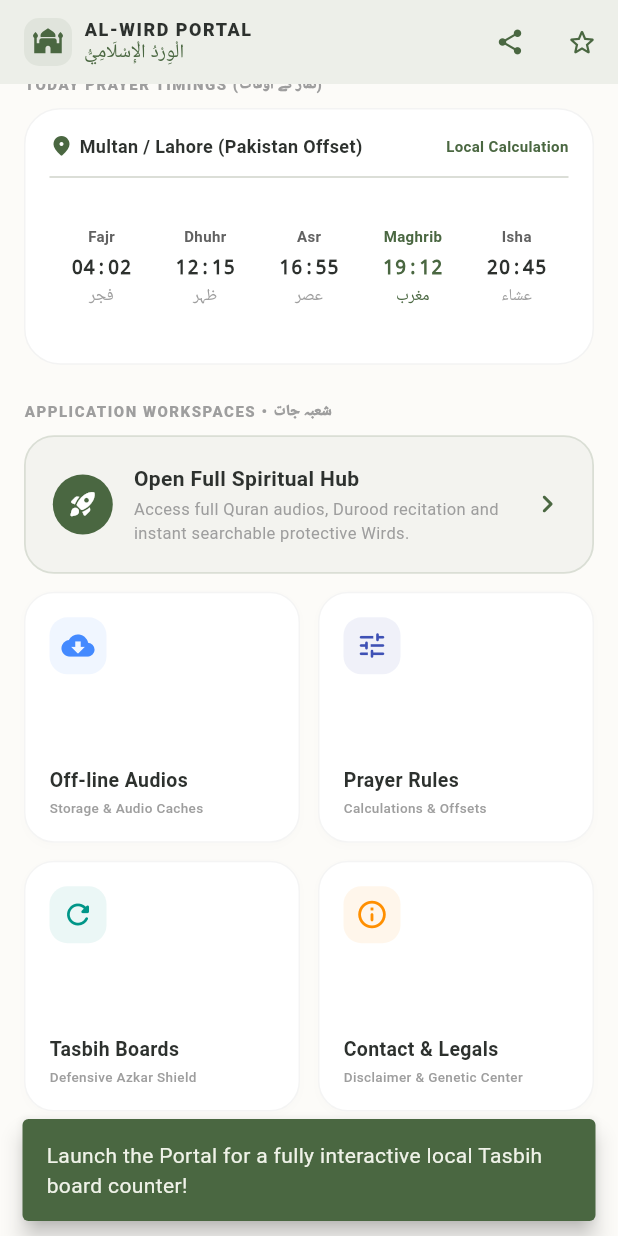
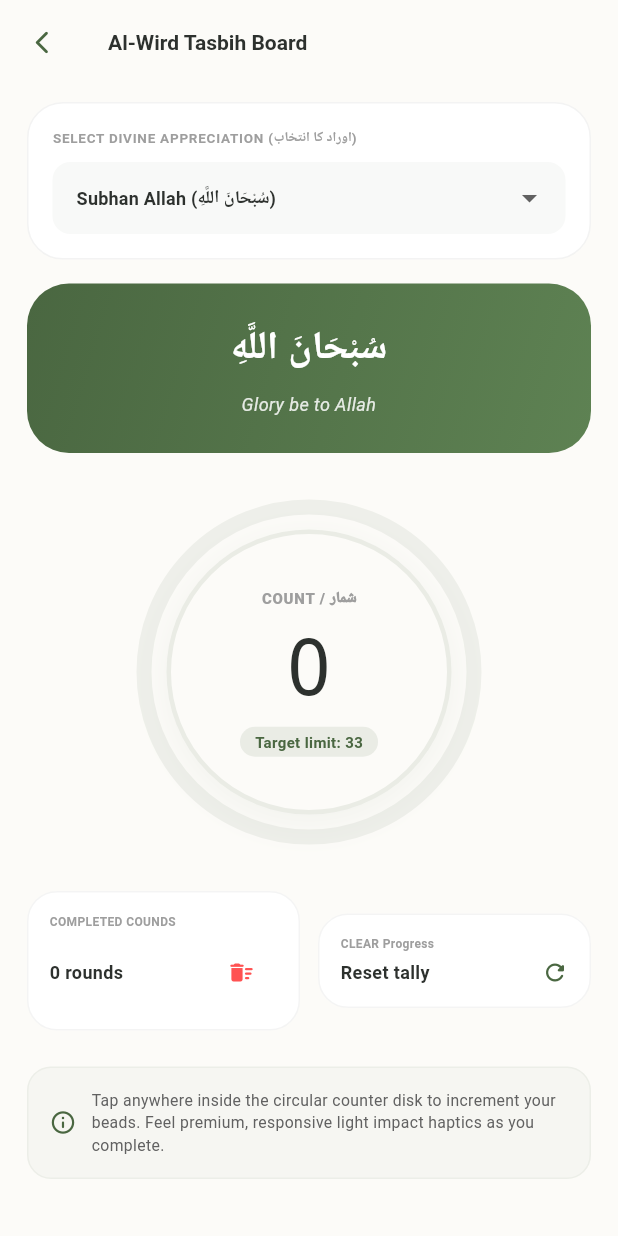
Before and after one commit to mahmood4656-coder/Al-Wird-Islamic-Hub, a Flutter app: the screen it shows after launch, scrolled down 191 dp, after a tap on "Open Full Spiritual Hub", after a tap on "Tasbih Boards", on a phone screen of 412 x 824 dp. Run offline on Flutter 3.47's test engine with Material 3 defaults, Android fonts, the phone set to English and light mode, and no system bars; our stand-ins replace shared_preferences, webview_flutter; missing offline and left inert: webview_flutter_android; statements that could not run were skipped.

Commit message:
Manual Sync: Al-Wird Islamic Hub complete workspace

```diff
--- a/flutter_project/lib/screens/home_screen.dart
+++ b/flutter_project/lib/screens/home_screen.dart
@@ -5,6 +5,7 @@
 import 'about_screen.dart';
 import 'settings_screen.dart';
 import 'downloads_screen.dart';
+import 'tasbih_screen.dart';
 
 class NativeHomeScreen extends StatefulWidget {
   const NativeHomeScreen({super.key});
@@ -407,15 +408,7 @@
                   subtitle: 'Defensive Azkar Shield',
                   icon: Icons.refresh_rounded,
                   color: Colors.teal,
-                  onTap: () {
-                    ScaffoldMessenger.of(context).showSnackBar(
-                      const SnackBar(
-                        content: Text('Launch the Portal for a fully interactive local Tasbih board counter!'),
-                        behavior: SnackBarBehavior.floating,
-                        backgroundColor: Color(0xFF4A6741),
-                      ),
-                    );
-                  },
+                  onTap: () => Navigator.push(context, MaterialPageRoute(builder: (context) => const NativeTasbihScreen())),
                 ),
                 // Contact / About info
                 HomeCard(
--- /dev/null
+++ b/flutter_project/lib/screens/tasbih_screen.dart
@@ -0,0 +1,493 @@
+import 'package:flutter/material.dart';
+import 'package:flutter/services.dart';
+import 'package:shared_preferences/shared_preferences.dart';
+
+class NativeTasbihScreen extends StatefulWidget {
+  const NativeTasbihScreen({super.key});
+
+  @override
+  State<NativeTasbihScreen> createState() => _NativeTasbihScreenState();
+}
+
+class _NativeTasbihScreenState extends State<NativeTasbihScreen> {
+  int _counter = 0;
+  int _targetLimit = 33;
+  int _totalCompletedLabs = 0;
+  String _selectedZikr = "Subhan Allah (سُبْحَانَ اللَّهِ)";
+  String _selectedZikrArabic = "سُبْحَانَ اللَّهِ";
+  String _selectedZikrMeaning = "Glory be to Allah";
+
+  final List<Map<String, String>> _zikrPresets = [
+    {
+      "english": "Subhan Allah (سُبْحَانَ اللَّهِ)",
+      "arabic": "سُبْحَانَ اللَّهِ",
+      "meaning": "Glory be to Allah",
+      "limit": "33"
+    },
+    {
+      "english": "Alhamdulillah (الْحَمْدُ لِلَّهِ)",
+      "arabic": "الْحَمْدُ لِلَّهِ",
+      "meaning": "Praise be to Allah",
+      "limit": "33"
+    },
+    {
+      "english": "Allahu Akbar (اللَّهُ أَكْبَرُ)",
+      "arabic": "اللَّهُ أَكْبَرُ",
+      "meaning": "Allah is the Greatest",
+      "limit": "34"
+    },
+    {
+      "english": "Astaghfirullah (أَسْتَغْفِرُ اللَّهَ)",
+      "arabic": "أَسْتَغْفِرُ اللَّهَ",
+      "meaning": "I seek forgiveness from Allah",
+      "limit": "100"
+    },
+    {
+      "english": "Durood Sharief (اللَّهُمَّ صَلِّ عَلَى مُحَمَّدٍ)",
+      "arabic": "اللَّهُمَّ صَلِّ عَلَىٰ مُحَمَّدٍ",
+      "meaning": "Oh Allah, send blessings upon Muhammad",
+      "limit": "100"
+    },
+    {
+      "english": "La Ilaha Illallah (لَا إِلَٰهَ إِلَّا اللَّهُ)",
+      "arabic": "لَا إِلَٰهَ إِلَّا اللَّهُ",
+      "meaning": "There is no god but Allah",
+      "limit": "100"
+    },
+  ];
+
+  @override
+  void initState() {
+    super.initState();
+    _loadTasbihData();
+  }
+
+  Future<void> _loadTasbihData() async {
+    final SharedPreferences prefs = await SharedPreferences.getInstance();
+    setState(() {
+      _counter = prefs.getInt('tasbih_counter_$_selectedZikr') ?? 0;
+      _totalCompletedLabs = prefs.getInt('tasbih_laps_$_selectedZikr') ?? 0;
+    });
+  }
+
+  Future<void> _saveTasbihData() async {
+    final SharedPreferences prefs = await SharedPreferences.getInstance();
+    await prefs.setInt('tasbih_counter_$_selectedZikr', _counter);
+    await prefs.setInt('tasbih_laps_$_selectedZikr', _totalCompletedLabs);
+  }
+
+  void _incrementCounter() {
+    HapticFeedback.lightImpact();
+    setState(() {
+      _counter++;
+      if (_counter >= _targetLimit) {
+        _counter = 0;
+        _totalCompletedLabs++;
+        HapticFeedback.vibrate(); // Celebratory haptic pulse on completing target!
+        _showCompletionDialog();
+      }
+    });
+    _saveTasbihData();
+  }
+
+  void _showCompletionDialog() {
+    ScaffoldMessenger.of(context).showSnackBar(
+      SnackBar(
+        content: Text('Completed a full round of $_selectedZikrArabic!'),
+        behavior: SnackBarBehavior.floating,
+        backgroundColor: const Color(0xFF4A6741),
+        duration: const Duration(seconds: 2),
+      ),
+    );
+  }
+
+  void _resetCounter() {
+    HapticFeedback.mediumImpact();
+    showDialog(
+      context: context,
+      builder: (BuildContext context) {
+        return AlertDialog(
+          backgroundColor: const Color(0xFFFCFBF8),
+          shape: RoundedRectangleBorder(borderRadius: BorderRadius.circular(24)),
+          title: const Text(
+            'Reset Tasbih Tally',
+            style: TextStyle(fontWeight: FontWeight.bold, color: Color(0xFF2D312E)),
+          ),
+          content: const Text(
+            'Are you sure you want to clear your current progress and reset this digital bead tally back to zero?',
+            style: TextStyle(fontSize: 13, color: Colors.grey),
+          ),
+          actions: [
+            TextButton(
+              onPressed: () => Navigator.pop(context),
+              child: const Text('Cancel', style: TextStyle(color: Colors.grey)),
+            ),
+            ElevatedButton(
+              onPressed: () {
+                setState(() {
+                  _counter = 0;
+                });
+                _saveTasbihData();
+                Navigator.pop(context);
+              },
+              style: ElevatedButton.styleFrom(
+                backgroundColor: Colors.redAccent,
+                shape: RoundedRectangleBorder(borderRadius: BorderRadius.circular(12)),
+              ),
+              child: const Text('Reset Now', style: TextStyle(color: Colors.white, fontWeight: FontWeight.bold)),
+            ),
+          ],
+        );
+      },
+    );
+  }
+
+  void _resetAllLaps() {
+    HapticFeedback.mediumImpact();
+    showDialog(
+      context: context,
+      builder: (BuildContext context) {
+        return AlertDialog(
+          backgroundColor: const Color(0xFFFCFBF8),
+          shape: RoundedRectangleBorder(borderRadius: BorderRadius.circular(24)),
+          title: const Text(
+            'Reset All Stats',
+            style: TextStyle(fontWeight: FontWeight.bold, color: Color(0xFF2D312E)),
+          ),
+          content: const Text(
+            'Are you sure you want to clear your grand total completed rounds list for this particular Wird?',
+            style: TextStyle(fontSize: 13, color: Colors.grey),
+          ),
+          actions: [
+            TextButton(
+              onPressed: () => Navigator.pop(context),
+              child: const Text('Cancel', style: TextStyle(color: Colors.grey)),
+            ),
+            ElevatedButton(
+              onPressed: () {
+                setState(() {
+                  _counter = 0;
+                  _totalCompletedLabs = 0;
+                });
+                _saveTasbihData();
+                Navigator.pop(context);
+              },
+              style: ElevatedButton.styleFrom(
+                backgroundColor: Colors.redAccent,
+                shape: RoundedRectangleBorder(borderRadius: BorderRadius.circular(12)),
+              ),
+              child: const Text('Reset All', style: TextStyle(color: Colors.white, fontWeight: FontWeight.bold)),
+            ),
+          ],
+        );
+      },
+    );
+  }
+
+  @override
+  Widget build(BuildContext context) {
+    double progressPercent = _counter / _targetLimit;
+
+    return Scaffold(
+      backgroundColor: const Color(0xFFFCFBF8),
+      appBar: AppBar(
+        backgroundColor: const Color(0xFFFCFBF8),
+        elevation: 0,
+        leading: IconButton(
+          icon: const Icon(Icons.arrow_back_ios_new_rounded, color: Color(0xFF4A6741), size: 18),
+          onPressed: () => Navigator.pop(context),
+        ),
+        title: const Text(
+          'Al-Wird Tasbih Board',
+          style: TextStyle(fontSize: 14, fontWeight: FontWeight.bold, color: Color(0xFF2D312E)),
+        ),
+      ),
+      body: SingleChildScrollView(
+        child: Padding(
+          padding: const EdgeInsets.symmetric(horizontal: 18.0, vertical: 12.0),
+          child: Column(
+            children: [
+              // Presets Selection Box
+              Container(
+                width: double.infinity,
+                padding: const EdgeInsets.all(16),
+                decoration: BoxDecoration(
+                  color: Colors.white,
+                  borderRadius: BorderRadius.circular(24),
+                  border: Border.all(color: const Color(0xFF2D312E).withOpacity(0.06)),
+                ),
+                child: Column(
+                  crossAxisAlignment: CrossAxisAlignment.start,
+                  children: [
+                    const Text(
+                      'SELECT DIVINE APPRECIATION (اوراد کا انتخاب)',
+                      style: TextStyle(fontSize: 9, fontWeight: FontWeight.bold, color: Colors.grey, letterSpacing: 0.5),
+                    ),
+                    const SizedBox(height: 10),
+                    DropdownButtonFormField<Map<String, String>>(
+                      decoration: InputDecoration(
+                        contentPadding: const EdgeInsets.symmetric(horizontal: 12, vertical: 4),
+                        enabledBorder: OutlineInputBorder(
+                          borderSide: BorderClass.transparentBorder,
+                          borderRadius: BorderRadius.circular(12),
+                        ),
+                        focusedBorder: OutlineInputBorder(
+                          borderSide: const BorderSide(color: Color(0xFF4A6741), width: 1.5),
+                          borderRadius: BorderRadius.circular(12),
+                        ),
+                        filled: true,
+                        fillColor: const Color(0xFF4A6741).withOpacity(0.04),
+                      ),
+                      value: _zikrPresets.firstWhere((p) => p['english'] == _selectedZikr, orElse: () => _zikrPresets[0]),
+                      items: _zikrPresets.map((Map<String, String> preset) {
+                        return DropdownMenuItem<Map<String, String>>(
+                          value: preset,
+                          child: Text(
+                            preset['english']!,
+                            style: const TextStyle(fontSize: 12, fontWeight: FontWeight.bold, color: Color(0xFF2D312E)),
+                          ),
+                        );
+                      }).toList(),
+                      onChanged: (Map<String, String>? newValue) {
+                        if (newValue != null) {
+                          setState(() {
+                            _selectedZikr = newValue['english']!;
+                            _selectedZikrArabic = newValue['arabic']!;
+                            _selectedZikrMeaning = newValue['meaning']!;
+                            _targetLimit = int.parse(newValue['limit']!);
+                            _counter = 0;
+                          });
+                          _loadTasbihData();
+                        }
+                      },
+                    ),
+                  ],
+                ),
+              ),
+
+              const SizedBox(height: 16),
+
+              // Active Zikr Card
+              Container(
+                width: double.infinity,
+                padding: const EdgeInsets.symmetric(vertical: 24, horizontal: 16),
+                decoration: BoxDecoration(
+                  gradient: const LinearGradient(
+                    colors: [Color(0xFF4A6741), Color(0xFF5E8253)],
+                    begin: Alignment.topLeft,
+                    end: Alignment.bottomRight,
+                  ),
+                  borderRadius: BorderRadius.circular(28),
+                ),
+                child: Column(
+                  children: [
+                    Text(
+                      _selectedZikrArabic,
+                      textAlign: TextAlign.center,
+                      style: const TextStyle(
+                        fontFamily: 'serif',
+                        fontSize: 26,
+                        fontWeight: FontWeight.bold,
+                        color: Colors.white,
+                        letterSpacing: 0.5,
+                      ),
+                    ),
+                    const SizedBox(height: 10),
+                    Text(
+                      _selectedZikrMeaning,
+                      textAlign: TextAlign.center,
+                      style: TextStyle(
+                        fontSize: 12,
+                        color: Colors.white.withOpacity(0.85),
+                        fontStyle: FontStyle.italic,
+                      ),
+                    ),
+                  ],
+                ),
+              ),
+
+              const SizedBox(height: 36),
+
+              // Visual Tally Board Interface
+              Center(
+                child: GestureDetector(
+                  onTap: _incrementCounter,
+                  child: Stack(
+                    alignment: Alignment.center,
+                    children: [
+                      // Outer visual progress circle
+                      SizedBox(
+                        width: 220,
+                        height: 220,
+                        child: CircularProgressIndicator(
+                          value: progressPercent,
+                          strokeWidth: 10,
+                          backgroundColor: const Color(0xFF4A6741).withOpacity(0.08),
+                          valueColor: const AlwaysStoppedAnimation<Color>(Color(0xFF4A6741)),
+                        ),
+                      ),
+                      // Core bead tapping pad
+                      Container(
+                        width: 190,
+                        height: 190,
+                        decoration: BoxDecoration(
+                          color: const Color(0xFFFCFBF8),
+                          shape: BoxShape.circle,
+                          border: Border.all(color: const Color(0xFF4A6741).withOpacity(0.1), width: 3),
+                          boxShadow: [
+                            BoxShadow(
+                              color: const Color(0xFF4A6741).withOpacity(0.06),
+                              blurRadius: 20,
+                              offset: const Offset(0, 6),
+                            ),
+                          ],
+                        ),
+                        child: Column(
+                          mainAxisAlignment: MainAxisAlignment.center,
+                          children: [
+                            const Text(
+                              'COUNT / شمار',
+                              style: TextStyle(fontSize: 10, fontWeight: FontWeight.w900, color: Colors.grey, letterSpacing: 0.5),
+                            ),
+                            const SizedBox(height: 2),
+                            Text(
+                              '$_counter',
+                              style: const TextStyle(
+                                fontSize: 52,
+                                fontWeight: FontWeight.black,
+                                color: Color(0xFF2D312E),
+                                fontFamily: 'monospace',
+                              ),
+                            ),
+                            const SizedBox(height: 2),
+                            Container(
+                              padding: const EdgeInsets.symmetric(horizontal: 10, vertical: 3),
+                              decoration: BoxDecoration(
+                                color: const Color(0xFF4A6741).withOpacity(0.1),
+                                borderRadius: BorderRadius.circular(10),
+                              ),
+                              child: Text(
+                                'Target limit: $_targetLimit',
+                                style: const TextStyle(fontSize: 10, fontWeight: FontWeight.bold, color: Color(0xFF4A6741)),
+                              ),
+                            ),
+                          ],
+                        ),
+                      ),
+                    ],
+                  ),
+                ),
+              ),
+
+              const SizedBox(height: 36),
+
+              // Statistics grid & resets
+              Row(
+                children: [
+                  Expanded(
+                    child: Container(
+                      padding: const EdgeInsets.all(14),
+                      decoration: BoxDecoration(
+                        color: Colors.white,
+                        borderRadius: BorderRadius.circular(20),
+                        border: Border.all(color: const Color(0xFF2D312E).withOpacity(0.05)),
+                      ),
+                      child: Column(
+                        crossAxisAlignment: CrossAxisAlignment.start,
+                        children: [
+                          const Text(
+                            'COMPLETED COUNDS',
+                            style: TextStyle(fontSize: 8, fontWeight: FontWeight.bold, color: Colors.grey),
+                          ),
+                          const SizedBox(height: 4),
+                          Row(
+                            mainAxisAlignment: MainAxisAlignment.spaceBetween,
+                            children: [
+                              Text(
+                                '$_totalCompletedLabs rounds',
+                                style: const TextStyle(fontSize: 12, fontWeight: FontWeight.bold, color: Color(0xFF2D312E)),
+                              ),
+                              IconButton(
+                                constraints: const BoxConstraints(),
+                                padding: EdgeInsets.zero,
+                                icon: const Icon(Icons.delete_sweep_rounded, color: Colors.redAccent, size: 18),
+                                onPressed: _resetAllLaps,
+                              ),
+                            ],
+                          ),
+                        ],
+                      ),
+                    ),
+                  ),
+                  const SizedBox(width: 12),
+                  // Clear bead button
+                  Expanded(
+                    child: GestureDetector(
+                      onTap: _resetCounter,
+                      child: Container(
+                        padding: const EdgeInsets.all(14),
+                        decoration: BoxDecoration(
+                          color: Colors.white,
+                          borderRadius: BorderRadius.circular(20),
+                          border: Border.all(color: const Color(0xFF2D312E).withOpacity(0.05)),
+                        ),
+                        child: const Column(
+                          crossAxisAlignment: CrossAxisAlignment.start,
+                          children: [
+                            Text(
+                              'CLEAR Progress',
+                              style: TextStyle(fontSize: 8, fontWeight: FontWeight.bold, color: Colors.grey),
+                            ),
+                            SizedBox(height: 4),
+                            Row(
+                              mainAxisAlignment: MainAxisAlignment.spaceBetween,
+                              children: [
+                                Text(
+                                  'Reset tally',
+                                  style: TextStyle(fontSize: 12, fontWeight: FontWeight.bold, color: Color(0xFF2D312E)),
+                                ),
+                                Icon(Icons.refresh_rounded, color: Color(0xFF4A6741), size: 18),
+                              ],
+                            ),
+                          ],
+                        ),
+                      ),
+                    ),
+                  ),
+                ],
+              ),
+
+              const SizedBox(height: 24),
+
+              // Audio tactile prompt text
+              Container(
+                padding: const EdgeInsets.all(14),
+                decoration: BoxDecoration(
+                  color: const Color(0xFF4A6741).withOpacity(0.03),
+                  borderRadius: BorderRadius.circular(16),
+                  border: Border.all(color: const Color(0xFF4A6741).withOpacity(0.06)),
+                ),
+                child: Row(
+                  children: [
+                    const Icon(Icons.info_outline_rounded, size: 18, color: Color(0xFF4A6741)),
+                    const SizedBox(width: 10),
+                    Expanded(
+                      child: Text(
+                        'Tap anywhere inside the circular counter disk to increment your beads. Feel premium, responsive light impact haptics as you complete.',
+                        style: TextStyle(fontSize: 10.5, color: Colors.grey[700], height: 1.4),
+                      ),
+                    ),
+                  ],
+                ),
+              ),
+            ],
+          ),
+        ),
+      ),
+    );
+  }
+}
+
+class BorderClass {
+  static const BorderSide transparentBorder = BorderSide(color: Colors.transparent);
+}
--- a/flutter_project/lib/screens/web_portal_screen.dart
+++ b/flutter_project/lib/screens/web_portal_screen.dart
@@ -14,7 +14,9 @@
   int _loadingProgress = 0;
   bool _isLoading = true;
   bool _hasError = false;
+  bool _isLocalMode = true; // Offline-first by default for lightning-fast completely un-throttled loading
 
+  final String _localAssetPath = 'assets/dist/index.html';
   final String _targetUrl = 'https://ais-pre-6wnlsnqrs2l4b3pv5lpa2s-205309828217.asia-southeast1.run.app';
 
   @override
@@ -53,6 +55,8 @@
             });
           },
           onWebResourceError: (WebResourceError error) {
+            // Only report loading failures in live cloud mode
+            if (!_isLocalMode) {
               if (error.errorType == WebResourceErrorType.hostLookup ||
                   error.errorType == WebResourceErrorType.connect ||
                   error.errorType == WebResourceErrorType.timeout) {
@@ -61,16 +65,26 @@
                   _isLoading = false;
                 });
               }
+            }
           },
         ),
-      )
-      ..loadRequest(Uri.parse(_targetUrl));
+      );
+
+    _loadContent();
 
     if (_controller.platform is AndroidWebViewController) {
       (_controller.platform as AndroidWebViewController)
           .setOnPlatformPermissionRequest((PlatformWebViewPermissionRequest request) {
         request.grant();
       });
+    }
+  }
+
+  void _loadContent() {
+    if (_isLocalMode) {
+      _controller.loadFlutterAsset(_localAssetPath);
+    } else {
+      _controller.loadRequest(Uri.parse(_targetUrl));
     }
   }
 
@@ -104,11 +118,41 @@
               }
             },
           ),
-          title: const Text(
-            'Al-Wird Interactive Portal',
-            style: TextStyle(fontSize: 14, fontWeight: FontWeight.bold, color: Color(0xFF2D312E)),
+          title: Text(
+            _isLocalMode ? 'Al-Wird Portal (Local App)' : 'Al-Wird Portal (Live Cloud)',
+            style: const TextStyle(fontSize: 13, fontWeight: FontWeight.bold, color: Color(0xFF2D312E)),
           ),
           actions: [
+            // Mode toggle button between Offline Asset loading and Cloud Live server
+            IconButton(
+              icon: Icon(
+                _isLocalMode ? Icons.cloud_queue_rounded : Icons.offline_bolt_rounded,
+                color: const Color(0xFF4A6741),
+                size: 20,
+              ),
+              tooltip: _isLocalMode ? 'Switch to Cloud Live Portal' : 'Switch to Local Offline App',
+              onPressed: () {
+                setState(() {
+                  _isLocalMode = !_isLocalMode;
+                  _isLoading = true;
+                  _hasError = false;
+                });
+                _loadContent();
+
+                ScaffoldMessenger.of(context).clearSnackBars();
+                ScaffoldMessenger.of(context).showSnackBar(
+                  SnackBar(
+                    content: Text(_isLocalMode
+                        ? 'Loaded local-bundled offline portal. 100% stable & fast!'
+                        : 'Connecting to live spiritual cloud databases...'
+                    ),
+                    behavior: SnackBarBehavior.floating,
+                    backgroundColor: const Color(0xFF4A6741),
+                    duration: const Duration(seconds: 2),
+                  ),
+                );
+              },
+            ),
             IconButton(
               icon: const Icon(Icons.refresh_rounded, color: Color(0xFF4A6741), size: 20),
               onPressed: () {
--- a/flutter_project/pubspec.yaml
+++ b/flutter_project/pubspec.yaml
@@ -29,3 +29,5 @@
   assets:
     - assets/icon.png
     - assets/offline_placeholder.html
+    - assets/dist/
+    - assets/dist/assets/
```
Also changed, not shown: 3 other files. Lines whose indentation alone changed are shown as unchanged.
